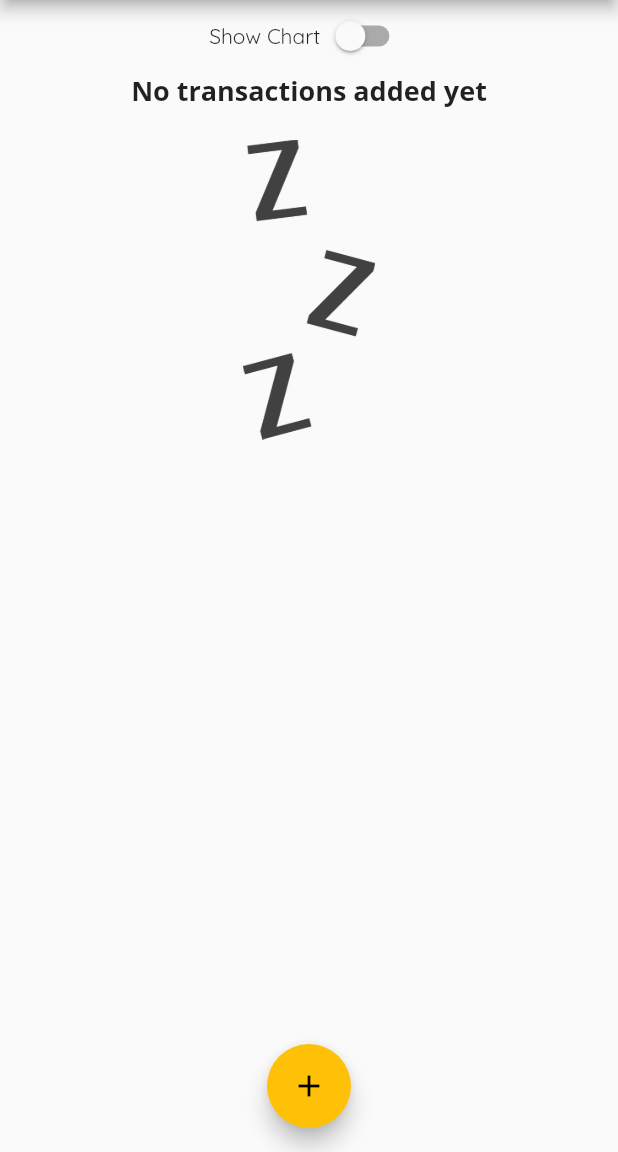
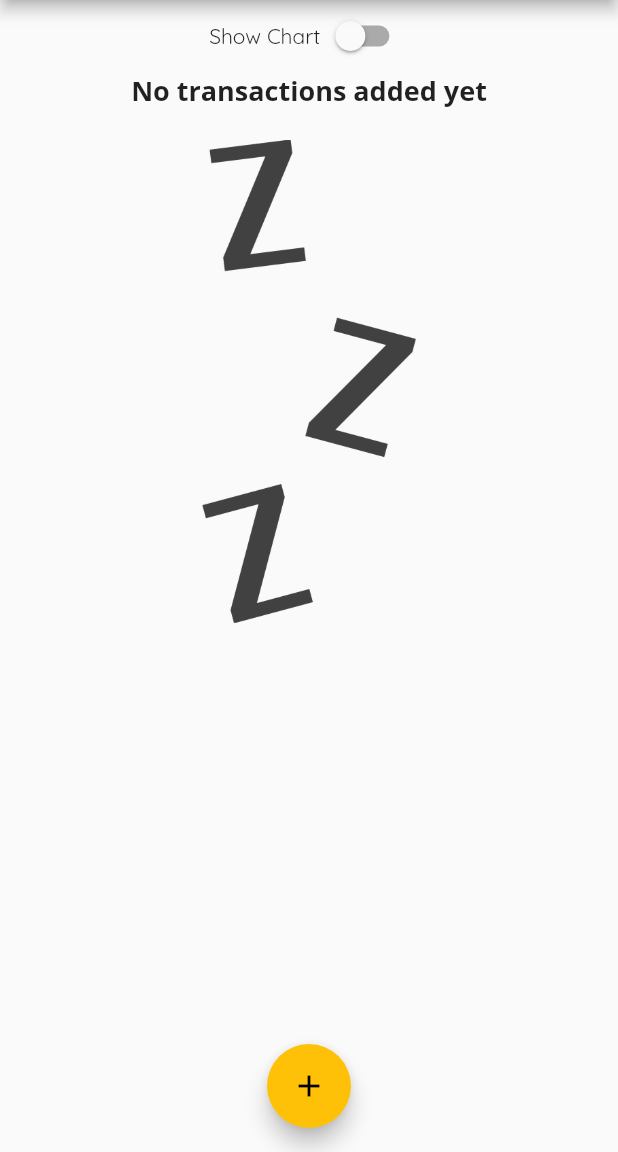
Before and after one commit to gramme01/expense_tracker, a Flutter app: the screen it shows after launch, on a phone screen of 412 x 824 dp, the part 84-1236 px from its top. Run offline on Flutter 3.47's test engine with Material 2 defaults, Android fonts, the phone set to English and light mode, and no system bars.

Commit message:
Complets Landscape mode

```diff
--- a/lib/main.dart
+++ b/lib/main.dart
@@ -156,7 +156,7 @@ class _MyHomePageState extends State<MyHomePage> {
                       height: (MediaQuery.of(context).size.height -
                               appBar.preferredSize.height -
                               MediaQuery.of(context).padding.top) *
-                          0.3,
+                          0.7,
                       child: Chart(_recentTransactions),
                     )
                   : Container(
--- a/lib/widgets/transaction_list.dart
+++ b/lib/widgets/transaction_list.dart
@@ -12,7 +12,9 @@ class TransactionList extends StatelessWidget {
   @override
   Widget build(BuildContext context) {
     return transactions.isEmpty
-        ? Column(
+        ? LayoutBuilder(
+            builder: (ctx, contraints) {
+              return Column(
                 children: <Widget>[
                   Text(
                     'No transactions added yet',
@@ -22,11 +24,13 @@ class TransactionList extends StatelessWidget {
                     height: 20,
                   ),
                   Container(
-                height: 200,
-                child:
-                    Image.asset('assets/images/waiting.png', fit: BoxFit.cover),
+                    height: contraints.maxHeight * 0.6,
+                    child: Image.asset('assets/images/waiting.png',
+                        fit: BoxFit.cover),
                   ),
                 ],
+              );
+            },
           )
         : ListView.builder(
             itemBuilder: (ctx, index) {
```
Lines whose indentation alone changed are shown as unchanged.
